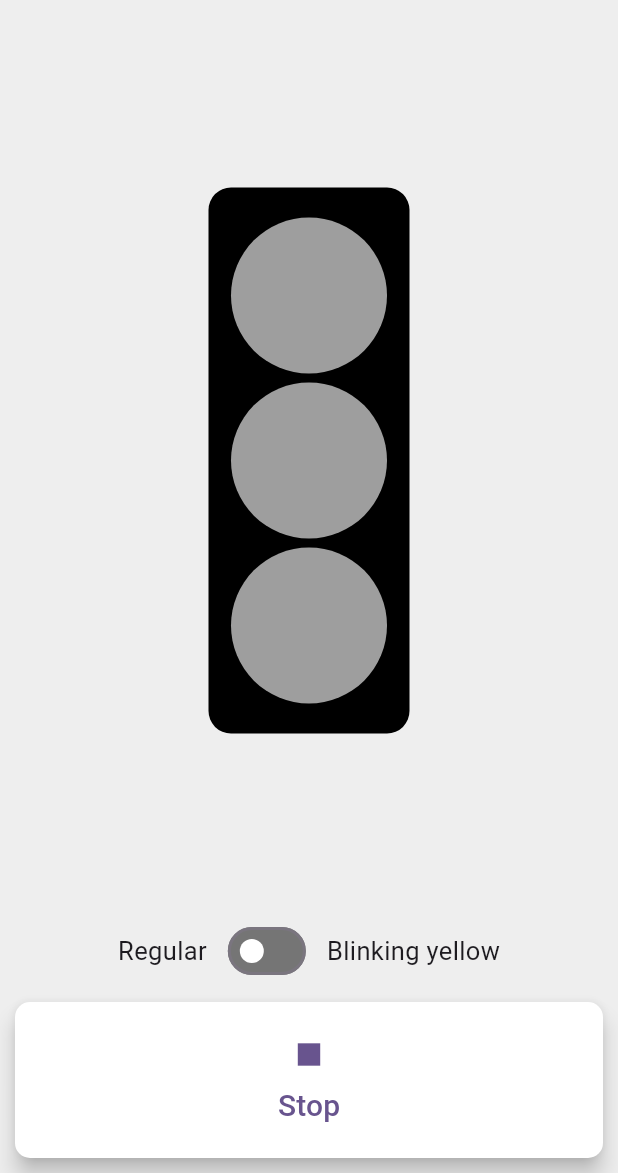
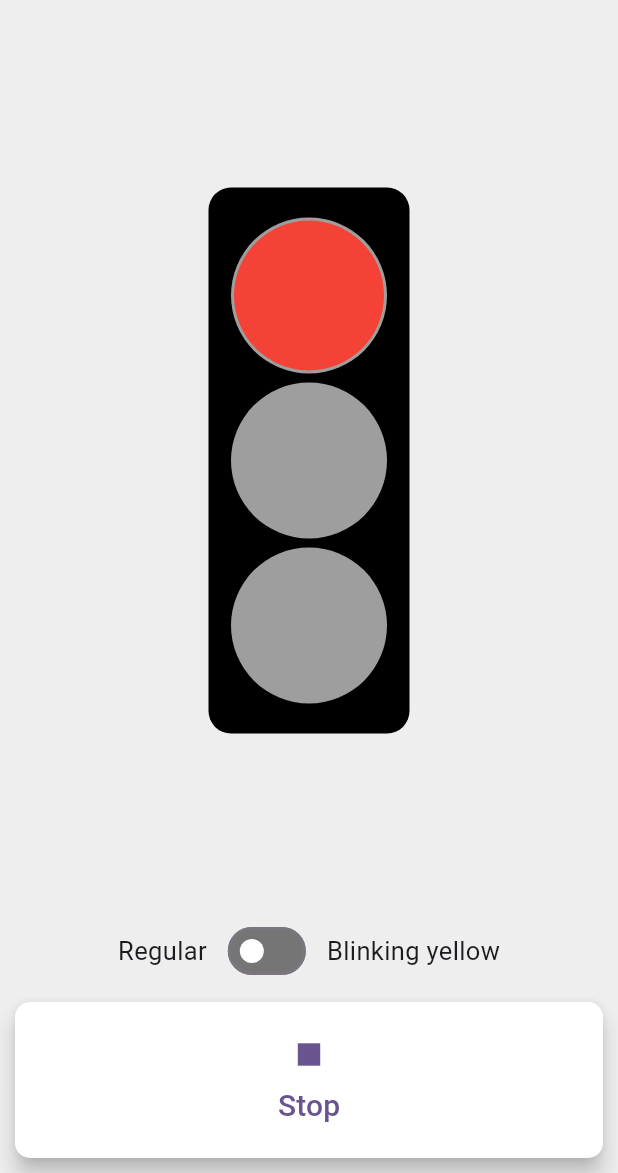
Before and after one commit to kamennova/ukrposhta_test, a Flutter app: the screen it shows after launch, on a phone screen of 412 x 824 dp, the part 63-1236 px from its top. Run offline on Flutter 3.47's test engine with Material 3 defaults, Android fonts, the phone set to English and light mode, and no system bars; our stand-ins replace flutter_bloc, freezed_annotation, get_it; generated files the repository leaves out were written again.

Commit message:
refactor state to union types

```diff
--- a/lib/presentation/cubit/traffic_light_state.dart
+++ b/lib/presentation/cubit/traffic_light_state.dart
@@ -1,4 +1,5 @@
 import '../../domain/entities/light_color.dart';
+import 'package:flutter/foundation.dart';
 import 'package:freezed_annotation/freezed_annotation.dart';
 
 part 'traffic_light_state.freezed.dart';
@@ -7,23 +8,22 @@ part 'traffic_light_state.freezed.dart';
 abstract class TrafficLightState with _$TrafficLightState {
   const TrafficLightState._();
 
-  const factory TrafficLightState({
-    @Default(null) LightColor? currentColor,
-    @Default(TrafficLightMode.regular) TrafficLightMode mode,
-  }) = _TrafficLightState;
+  factory TrafficLightState.stopped() = StoppedTrafficLightState;
 
-  factory TrafficLightState.stopped() =>
-      TrafficLightState(currentColor: null, mode: TrafficLightMode.stopped);
+  const factory TrafficLightState.regular(
+    LightColor currentColor, {
+    @Default(false) bool isGreenBlinking,
+  }) = RegularTrafficLightState;
 
-  factory TrafficLightState.regular() => TrafficLightState(
-    currentColor: LightColor.red,
-    mode: TrafficLightMode.regular,
+  factory TrafficLightState.blinkingYellow() = BlinkingYellowTrafficLightState;
+
+  LightColor? get currentColor => when(
+    stopped: () => null,
+    regular: (currentColor, isGreenBlinking) => currentColor,
+    blinkingYellow: () => LightColor.yellow,
   );
 
-  factory TrafficLightState.blinkingYellow() => TrafficLightState(
-    currentColor: LightColor.yellow,
-    mode: TrafficLightMode.blinkingYellow,
-  );
+  bool get isOn => this is! StoppedTrafficLightState;
 
-  bool get isOn => mode != TrafficLightMode.stopped;
+  bool get isBlinking => whenOrNull(blinkingYellow: () => true, regular: (currentColor, isGreenBlinking) => isGreenBlinking) ?? false;
 }
--- a/lib/presentation/view/mode_switcher.dart
+++ b/lib/presentation/view/mode_switcher.dart
@@ -17,7 +17,6 @@ class ModeSwitcher extends StatelessWidget {
 
   void _setMode(TrafficLightMode mode, BuildContext context) {
     final cubit = context.read<TrafficLightCubit>();
-    if (cubit.state.mode == mode) return;
 
     if (mode == TrafficLightMode.regular) {
       cubit.runRegular();
@@ -40,7 +39,7 @@ class ModeSwitcher extends StatelessWidget {
                 trackColor: WidgetStatePropertyAll(Colors.grey.shade600),
                 activeColor: Colors.yellow,
                 inactiveThumbColor: Colors.white,
-                value: state.mode == TrafficLightMode.blinkingYellow,
+                value: state is BlinkingYellowTrafficLightState,
                 onChanged:
                     (value) => _setMode(
                       value
--- a/lib/presentation/view/traffic_light_page.dart
+++ b/lib/presentation/view/traffic_light_page.dart
@@ -18,7 +18,6 @@ class TrafficLightPage extends StatefulWidget {
 }
 
 class _TrafficLightState extends State<TrafficLightPage> {
-
   @override
   Widget build(BuildContext context) {
     return BlocProvider(
@@ -59,10 +58,7 @@ class _VState extends State<_View> with SingleTickerProviderStateMixin {
       vsync: this,
       duration: const Duration(milliseconds: 200),
     );
-    _animation = Tween<double>(
-      begin: 0,
-      end: 1,
-    ).animate(_animationController);
+    _animation = Tween<double>(begin: 0, end: 1).animate(_animationController);
 
     _animationController.repeat(reverse: true);
   }
@@ -79,8 +75,7 @@ class _VState extends State<_View> with SingleTickerProviderStateMixin {
       listener: (context, state) {
         log(state.toString());
 
-        bool shouldBlink =
-             state.mode == TrafficLightMode.blinkingYellow;
+        bool shouldBlink = state.isBlinking;
 
         if (state.isOn && shouldBlink) {
           if (!_animationController.isAnimating) {
@@ -101,8 +96,6 @@ class _VState extends State<_View> with SingleTickerProviderStateMixin {
         ),
         body: BlocBuilder<TrafficLightCubit, TrafficLightState>(
           builder: (context, state) {
-            final isYellow = state.mode == TrafficLightMode.blinkingYellow;
-
             return Padding(
               padding: EdgeInsets.all(10),
               child: Column(
@@ -124,25 +117,19 @@ class _VState extends State<_View> with SingleTickerProviderStateMixin {
                             TrafficLightCircle(
                               animation: _animation,
                               color: LightColor.red,
-                              isActive:
-                                  !isYellow &&
-                                  state.currentColor == LightColor.red,
+                              isActive: state.currentColor == LightColor.red,
                             ),
                             SizedBox(height: 6),
                             TrafficLightCircle(
                               animation: _animation,
                               color: LightColor.yellow,
-                              isActive:
-                                  isYellow ||
-                                  state.currentColor == LightColor.yellow,
+                              isActive: state.currentColor == LightColor.yellow,
                             ),
                             SizedBox(height: 6),
                             TrafficLightCircle(
                               animation: _animation,
                               color: LightColor.green,
-                              isActive:
-                                  !isYellow &&
-                                  state.currentColor == LightColor.green,
+                              isActive: state.currentColor == LightColor.green,
                             ),
                           ],
                         ),
```
Also changed, not shown: lib/presentation/cubit/traffic_light_cubit.dart (+24 -19 lines).
